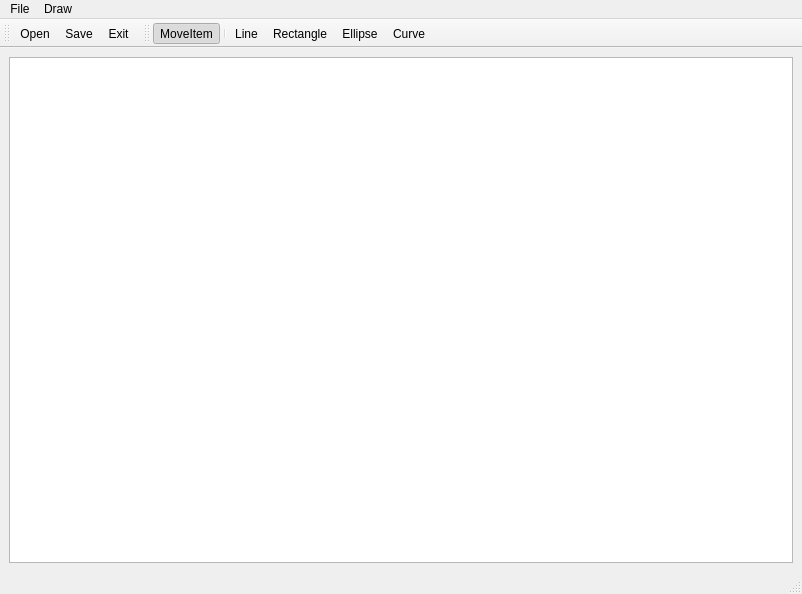
ViktorAH14/rsised, file src/rsised/mainwindow.ui: the form before one commit.
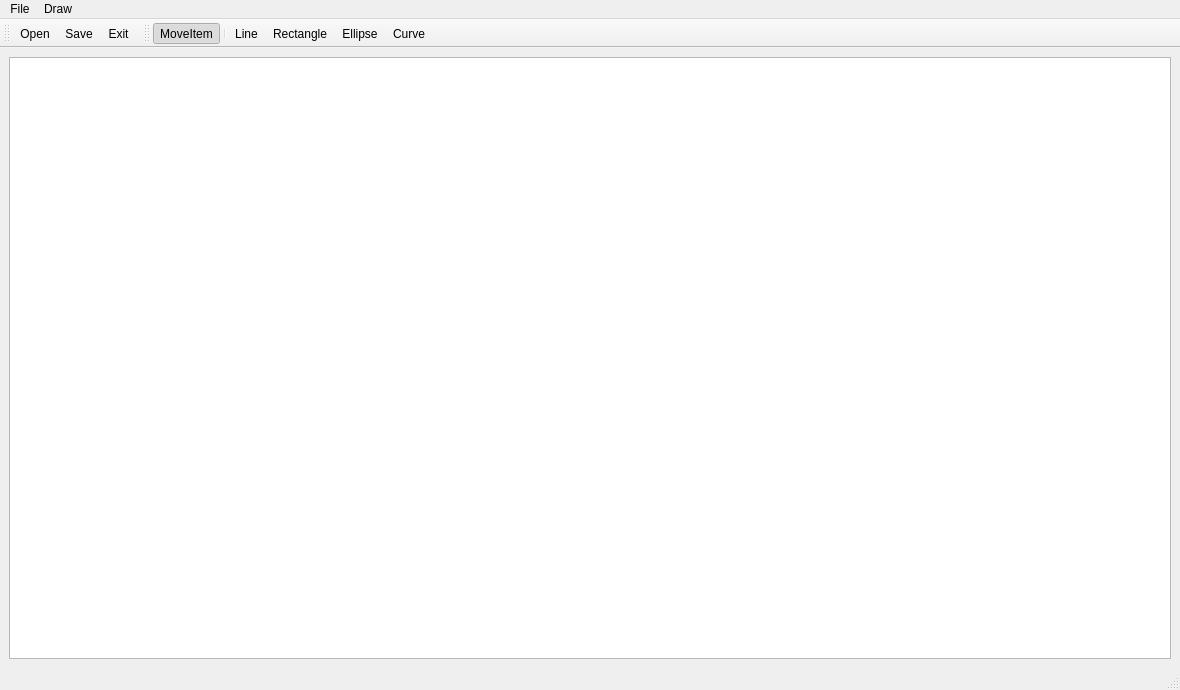
The form after the commit. Icons and pictures are not drawn.

```diff
--- a/src/rsised/mainwindow.ui
+++ b/src/rsised/mainwindow.ui
@@ -6,8 +6,8 @@
    <rect>
     <x>0</x>
     <y>0</y>
-    <width>802</width>
-    <height>594</height>
+    <width>1180</width>
+    <height>690</height>
    </rect>
   </property>
   <property name="windowTitle">
@@ -25,7 +25,7 @@
     <rect>
      <x>0</x>
      <y>0</y>
-     <width>802</width>
+     <width>1180</width>
      <height>30</height>
     </rect>
    </property>
@@ -52,7 +52,6 @@
    <addaction name="menuFail"/>
    <addaction name="menuDraw"/>
   </widget>
-  <widget class="QStatusBar" name="statusbar"/>
   <widget class="QToolBar" name="mainToolBar">
    <property name="windowTitle">
     <string>toolBar</string>
@@ -87,6 +86,7 @@
    <addaction name="actionDrawEllipse"/>
    <addaction name="actionDrawCurve"/>
   </widget>
+  <widget class="QStatusBar" name="statusBar"/>
   <action name="actionOpen">
    <property name="icon">
     <iconset resource="resource.qrc">
```
Left out of the diff: 16 changed lines with no effect on the pictures.
